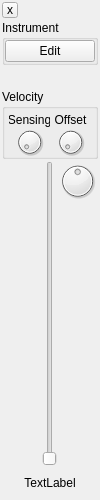
Before: the Qt Designer form src/ZMS/channel/channelstripwidget.ui in wtrsltnk/zynmusicstudio, drawn with Qt 5.
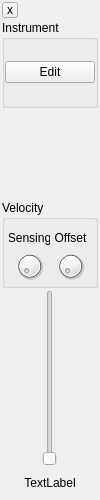
After: the same form once the commit is applied. Custom widgets are drawn as their Qt base class.

The edit to the form file:
```diff
--- a/src/ZMS/channel/channelstripwidget.ui
+++ b/src/ZMS/channel/channelstripwidget.ui
@@ -50,19 +50,6 @@
    <property name="verticalSpacing">
     <number>2</number>
    </property>
-   <item row="5" column="2">
-    <spacer name="verticalSpacer">
-     <property name="orientation">
-      <enum>Qt::Vertical</enum>
-     </property>
-     <property name="sizeHint" stdset="0">
-      <size>
-       <width>20</width>
-       <height>281</height>
-      </size>
-     </property>
-    </spacer>
-   </item>
    <item row="4" column="1" rowspan="2">
     <widget class="QSlider" name="volume">
      <property name="minimumSize">
@@ -120,28 +107,6 @@
      </property>
     </widget>
    </item>
-   <item row="4" column="2">
-    <widget class="QDial" name="pan">
-     <property name="minimumSize">
-      <size>
-       <width>0</width>
-       <height>40</height>
-      </size>
-     </property>
-     <property name="maximumSize">
-      <size>
-       <width>16777215</width>
-       <height>40</height>
-      </size>
-     </property>
-     <property name="maximum">
-      <number>127</number>
-     </property>
-     <property name="value">
-      <number>64</number>
-     </property>
-    </widget>
-   </item>
    <item row="3" column="0" colspan="3">
     <widget class="QGroupBox" name="grpVelocity">
      <property name="minimumSize">
@@ -301,6 +266,9 @@
      </layout>
     </widget>
    </item>
+   <item row="4" column="2" rowspan="2">
+    <widget class="QWidget" name="vuRight" native="true"/>
+   </item>
   </layout>
  </widget>
  <customwidgets>
```
